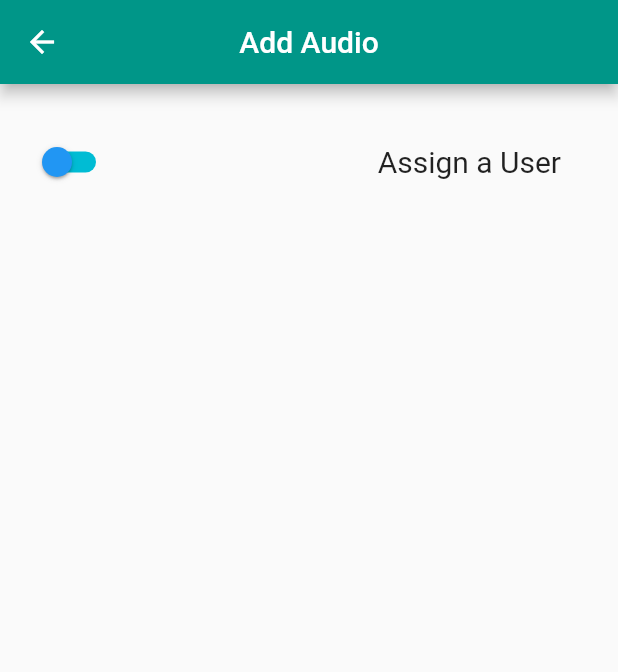
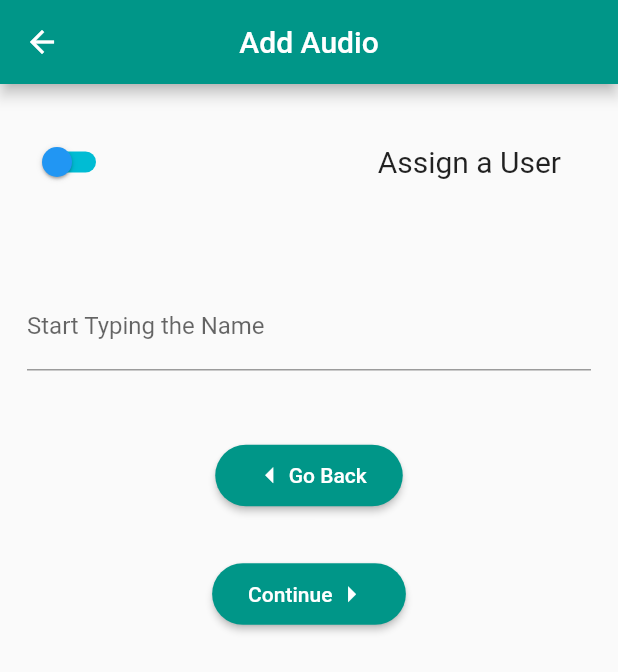
Before and after one commit to ayush221b/hypnose, a Flutter app: the AudioCreateView screen opened directly, swiped to page 2, on a phone screen of 412 x 824 dp. Shown: the top 672 px of the screen. Run offline on Flutter 3.47's test engine with Material 2 defaults, Android fonts, the phone set to English and light mode, and no system bars; our stand-ins replace cached_network_image, cloud_firestore, firebase_auth, firebase_storage, font_awesome_flutter, google_sign_in and 1 more; missing offline and left inert: flutter_sound; accounts and stored records are empty.

Commit message:
Completed second phase of audio addition ui

```diff
--- a/lib/app/ui/views/audio_create_view.dart
+++ b/lib/app/ui/views/audio_create_view.dart
@@ -6,7 +6,8 @@ class AudioCreateView extends StatefulWidget {
 }
 
 class _AudioCreateViewState extends State<AudioCreateView> {
-  bool _isSwitched = false;
+  bool _isSwitchedAssignTo = false;
+  bool _isSwitchedAudioSource = false;
 
   PageController _controller = PageController();
 
@@ -89,6 +90,7 @@ class _AudioCreateViewState extends State<AudioCreateView> {
           // Next Page
           SingleChildScrollView(
             child: Column(
+
               children: <Widget>[
                 Container(
                   margin:
@@ -98,10 +100,10 @@ class _AudioCreateViewState extends State<AudioCreateView> {
                     mainAxisAlignment: MainAxisAlignment.spaceBetween,
                     children: <Widget>[
                       Switch(
-                        value: _isSwitched,
+                        value: _isSwitchedAssignTo,
                         onChanged: (bool value) {
                           setState(() {
-                            _isSwitched = value;
+                            _isSwitchedAssignTo = value;
                           });
                         },
                         inactiveThumbColor: Colors.blue,
@@ -109,13 +111,140 @@ class _AudioCreateViewState extends State<AudioCreateView> {
                       ),
                       Container(
                         padding: EdgeInsets.only(right: 20),
-                        child: _isSwitched
-                            ? Text('Assign a Category', style: TextStyle(fontSize: 20),)
-                            : Text('Assign a User', style: TextStyle(fontSize: 20),),
+                        child: _isSwitchedAssignTo
+                            ? Text(
+                                'Assign a Category',
+                                style: TextStyle(fontSize: 20),
+                              )
+                            : Text(
+                                'Assign a User',
+                                style: TextStyle(fontSize: 20),
+                              ),
                       )
                     ],
                   ),
-                )
+                ),
+                Container(
+                  margin:
+                      EdgeInsets.symmetric(vertical: 20.0, horizontal: 10.0),
+                  padding: EdgeInsets.all(8.0),
+                  child:TextField(
+                    decoration:
+                        InputDecoration(labelText: 'Start Typing the Name'),
+                  )
+                ),
+                Container(
+                margin: EdgeInsets.symmetric(vertical: 10.0, horizontal: 10.0),
+                padding: EdgeInsets.all(8.0),
+                child: Row(
+                  mainAxisAlignment: MainAxisAlignment.center,
+                  children: <Widget>[
+                    RaisedButton(
+                      shape: RoundedRectangleBorder(
+                          borderRadius: BorderRadius.circular(30.0)),
+                      color: Theme.of(context).primaryColor,
+                      onPressed: () {
+                        _controller.previousPage(
+                            curve: Curves.easeInOut,
+                            duration: Duration(milliseconds: 100));
+                      },
+                      child: Container(
+                          padding: EdgeInsets.all(8.0),
+                          child: Row(
+                            mainAxisAlignment: MainAxisAlignment.center,
+                            crossAxisAlignment: CrossAxisAlignment.center,
+                            children: <Widget>[
+                              Icon(
+                                Icons.arrow_left,
+                                color: Colors.white,
+                                size: 25,
+                              ),
+                              Text(
+                                'Go Back',
+                                style: TextStyle(color: Colors.white),
+                              ),
+
+                            ],
+                          )),
+                    )
+                  ],
+                ),
+              ),
+              Container(
+                margin: EdgeInsets.symmetric(vertical: 5.0, horizontal: 10.0),
+                padding: EdgeInsets.all(8.0),
+                child: Row(
+                  mainAxisAlignment: MainAxisAlignment.center,
+                  children: <Widget>[
+                    RaisedButton(
+                      shape: RoundedRectangleBorder(
+                          borderRadius: BorderRadius.circular(30.0)),
+                      color: Theme.of(context).primaryColor,
+                      onPressed: () {
+                        _controller.nextPage(
+                            curve: Curves.easeInOut,
+                            duration: Duration(milliseconds: 100));
+                      },
+                      child: Container(
+                          padding: EdgeInsets.all(8.0),
+                          child: Row(
+                            mainAxisAlignment: MainAxisAlignment.center,
+                            crossAxisAlignment: CrossAxisAlignment.center,
+                            children: <Widget>[
+
+                              Text(
+                                'Continue',
+                                style: TextStyle(color: Colors.white),
+                              ),
+                              Icon(
+                                Icons.arrow_right,
+                                color: Colors.white,
+                                size: 25,
+                              ),
+                            ],
+                          )),
+                    )
+                  ],
+                ),
+              )
+              ],
+            ),
+          ),
+          SingleChildScrollView(
+            child: Column(
+              children: <Widget>[
+                Container(
+                  margin:
+                      EdgeInsets.symmetric(vertical: 20.0, horizontal: 10.0),
+                  padding: EdgeInsets.all(8.0),
+                  child: Row(
+                    mainAxisAlignment: MainAxisAlignment.spaceBetween,
+                    children: <Widget>[
+                      Switch(
+                        value: _isSwitchedAudioSource,
+                        onChanged: (bool value) {
+                          setState(() {
+                            _isSwitchedAudioSource = value;
+                          });
+                        },
+                        inactiveThumbColor: Colors.blue,
+                        inactiveTrackColor: Colors.cyan,
+                      ),
+                      Container(
+                        padding: EdgeInsets.only(right: 20),
+                        child: _isSwitchedAudioSource
+                            ? Text(
+                                'Choose an Audio File',
+                                style: TextStyle(fontSize: 20),
+                              )
+                            : Text(
+                                'Record Audio',
+                                style: TextStyle(fontSize: 20),
+                              ),
+                      )
+                    ],
+                  ),
+                ),
               ],
             ),
           )
```
Also changed, not shown: 5 other files.
